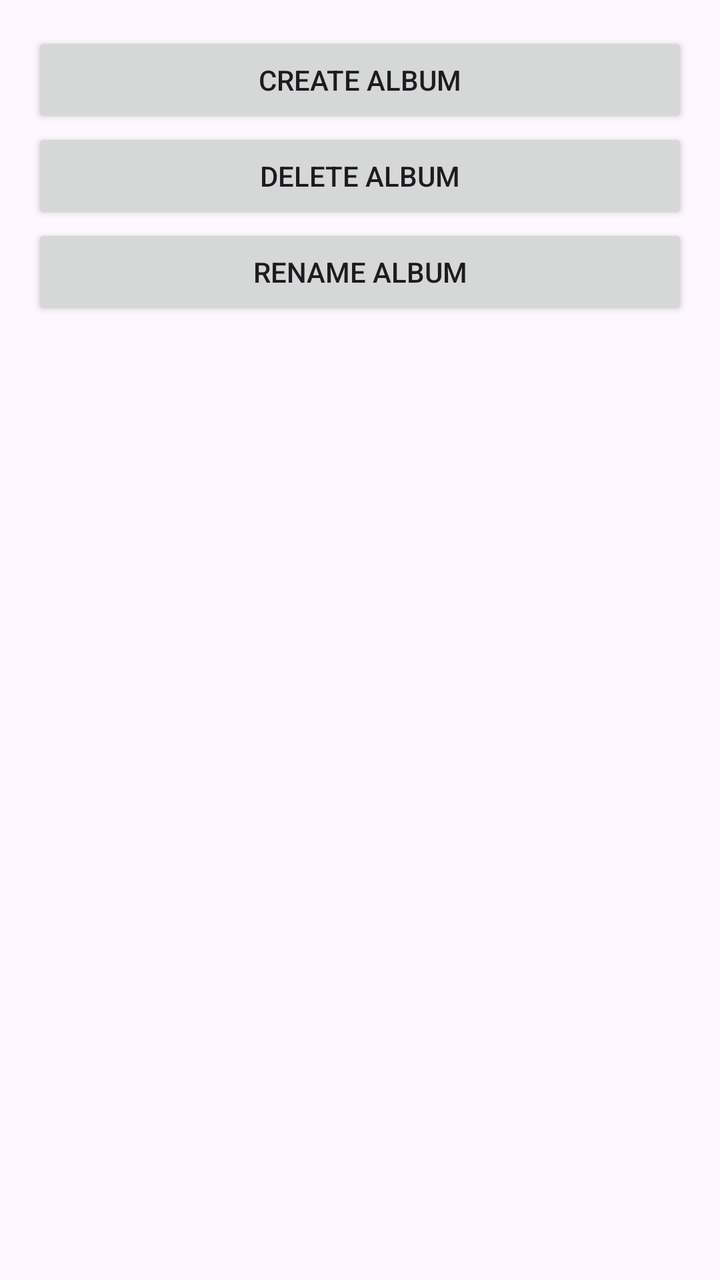
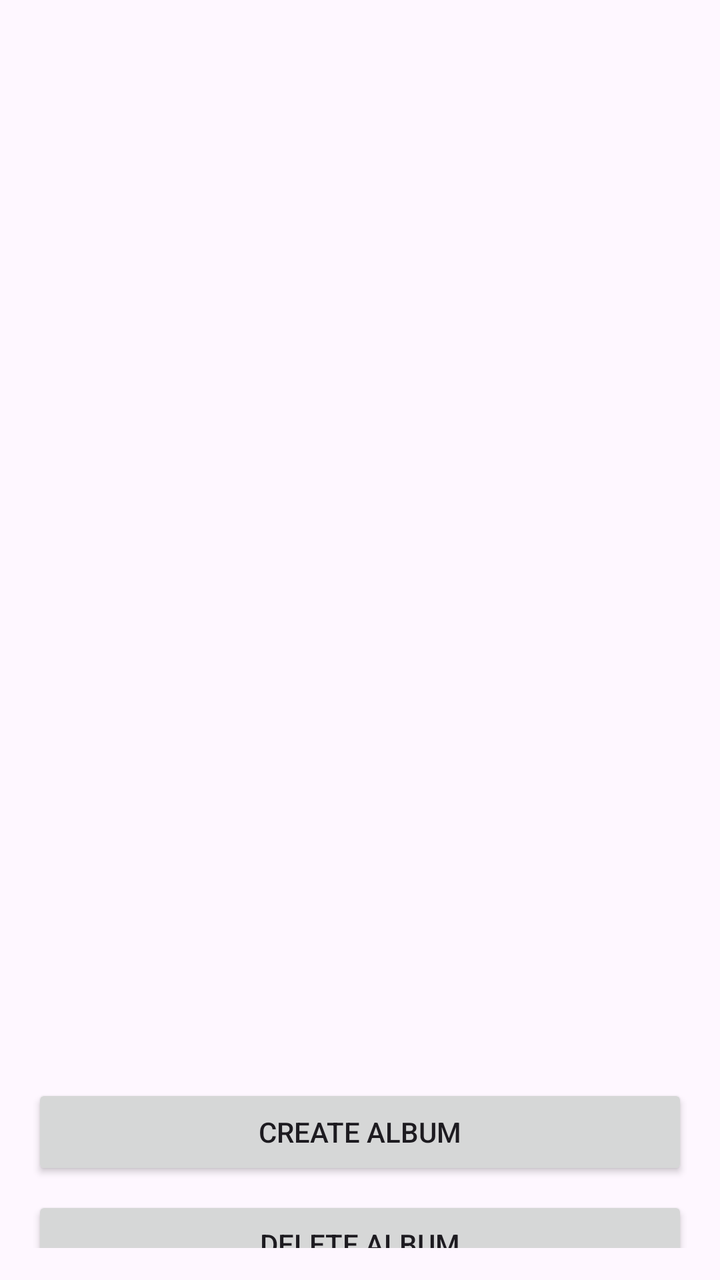

Compare the two renders of this Android layout. The source of the first and the diff that turns it into the second are given below.
<!-- AndroidManifest.xml: application theme Theme.Photos -->
<!-- res/layout/fragment_first.xml -->
<?xml version="1.0" encoding="utf-8"?>
<androidx.constraintlayout.widget.ConstraintLayout xmlns:android="http://schemas.android.com/apk/res/android"
    xmlns:app="http://schemas.android.com/apk/res-auto"
    android:layout_width="match_parent"
    android:layout_height="match_parent"
    android:padding="16dp">

    <ListView
        android:id="@+id/albumListView"
        android:layout_width="0dp"
        android:layout_height="0dp"
        app:layout_constraintTop_toTopOf="parent"
        app:layout_constraintBottom_toTopOf="@id/createAlbumButton"
        app:layout_constraintStart_toStartOf="parent"
        app:layout_constraintEnd_toEndOf="parent" />

    <Button
        android:id="@+id/createAlbumButton"
        android:layout_width="0dp"
        android:layout_height="wrap_content"
        android:text="Create Album"
        app:layout_constraintTop_toBottomOf="@id/albumListView"
        app:layout_constraintStart_toStartOf="parent"
        app:layout_constraintEnd_toEndOf="parent" />

    <Button
        android:id="@+id/deleteAlbumButton"
        android:layout_width="0dp"
        android:layout_height="wrap_content"
        android:text="Delete Album"
        app:layout_constraintTop_toBottomOf="@id/createAlbumButton"
        app:layout_constraintStart_toStartOf="parent"
        app:layout_constraintEnd_toEndOf="parent" />

    <Button
        android:id="@+id/renameAlbumButton"
        android:layout_width="0dp"
        android:layout_height="wrap_content"
        android:text="Rename Album"
        app:layout_constraintTop_toBottomOf="@id/deleteAlbumButton"
        app:layout_constraintStart_toStartOf="parent"
        app:layout_constraintEnd_toEndOf="parent" />

</androidx.constraintlayout.widget.ConstraintLayout>
<!-- resources referenced by this layout -->
<resources>
  <style name="Theme.Photos" parent="Base.Theme.Photos" />
  <style name="Base.Theme.Photos" parent="Theme.Material3.DayNight.NoActionBar">
          
          
      </style>
</resources>

<!-- the commit's change to res/layout/fragment_first.xml (unified diff, before → after) -->
@@ -1,44 +1,54 @@
 <?xml version="1.0" encoding="utf-8"?>
 <androidx.constraintlayout.widget.ConstraintLayout xmlns:android="http://schemas.android.com/apk/res/android"
     xmlns:app="http://schemas.android.com/apk/res-auto"
+    xmlns:tools="http://schemas.android.com/tools"
     android:layout_width="match_parent"
     android:layout_height="match_parent"
-    android:padding="16dp">
+    android:padding="16dp"
+    tools:layout_editor_absoluteX="0dp"
+    tools:layout_editor_absoluteY="88dp">
 
     <ListView
         android:id="@+id/albumListView"
+        android:layout_width="378dp"
+        android:layout_height="494dp"
+        app:layout_constraintBottom_toTopOf="@id/createAlbumButton"
+        app:layout_constraintEnd_toEndOf="parent"
+        app:layout_constraintHorizontal_bias="0.0"
+        app:layout_constraintStart_toStartOf="parent"
+        app:layout_constraintTop_toTopOf="parent" />
+
+    <Button
+        android:id="@+id/deleteAlbumButton"
         android:layout_width="0dp"
-        android:layout_height="0dp"
-        app:layout_constraintTop_toTopOf="parent"
-        app:layout_constraintBottom_toTopOf="@id/createAlbumButton"
+        android:layout_height="wrap_content"
+        android:layout_marginTop="8dp"
+        android:text="Delete Album"
+        app:layout_constraintEnd_toEndOf="parent"
+        app:layout_constraintHorizontal_bias="0.0"
         app:layout_constraintStart_toStartOf="parent"
-        app:layout_constraintEnd_toEndOf="parent" />
+        app:layout_constraintTop_toBottomOf="@id/createAlbumButton" />
 
     <Button
         android:id="@+id/createAlbumButton"
         android:layout_width="0dp"
         android:layout_height="wrap_content"
+        android:layout_marginTop="32dp"
         android:text="Create Album"
-        app:layout_constraintTop_toBottomOf="@id/albumListView"
+        app:layout_constraintEnd_toEndOf="parent"
+        app:layout_constraintHorizontal_bias="1.0"
         app:layout_constraintStart_toStartOf="parent"
-        app:layout_constraintEnd_toEndOf="parent" />
-
-    <Button
-        android:id="@+id/deleteAlbumButton"
-        android:layout_width="0dp"
-        android:layout_height="wrap_content"
-        android:text="Delete Album"
-        app:layout_constraintTop_toBottomOf="@id/createAlbumButton"
-        app:layout_constraintStart_toStartOf="parent"
-        app:layout_constraintEnd_toEndOf="parent" />
+        app:layout_constraintTop_toBottomOf="@id/albumListView" />
 
     <Button
         android:id="@+id/renameAlbumButton"
         android:layout_width="0dp"
         android:layout_height="wrap_content"
+        android:layout_marginTop="8dp"
         android:text="Rename Album"
-        app:layout_constraintTop_toBottomOf="@id/deleteAlbumButton"
+        app:layout_constraintEnd_toEndOf="parent"
+        app:layout_constraintHorizontal_bias="1.0"
         app:layout_constraintStart_toStartOf="parent"
-        app:layout_constraintEnd_toEndOf="parent" />
+        app:layout_constraintTop_toBottomOf="@id/deleteAlbumButton" />
 
 </androidx.constraintlayout.widget.ConstraintLayout>
